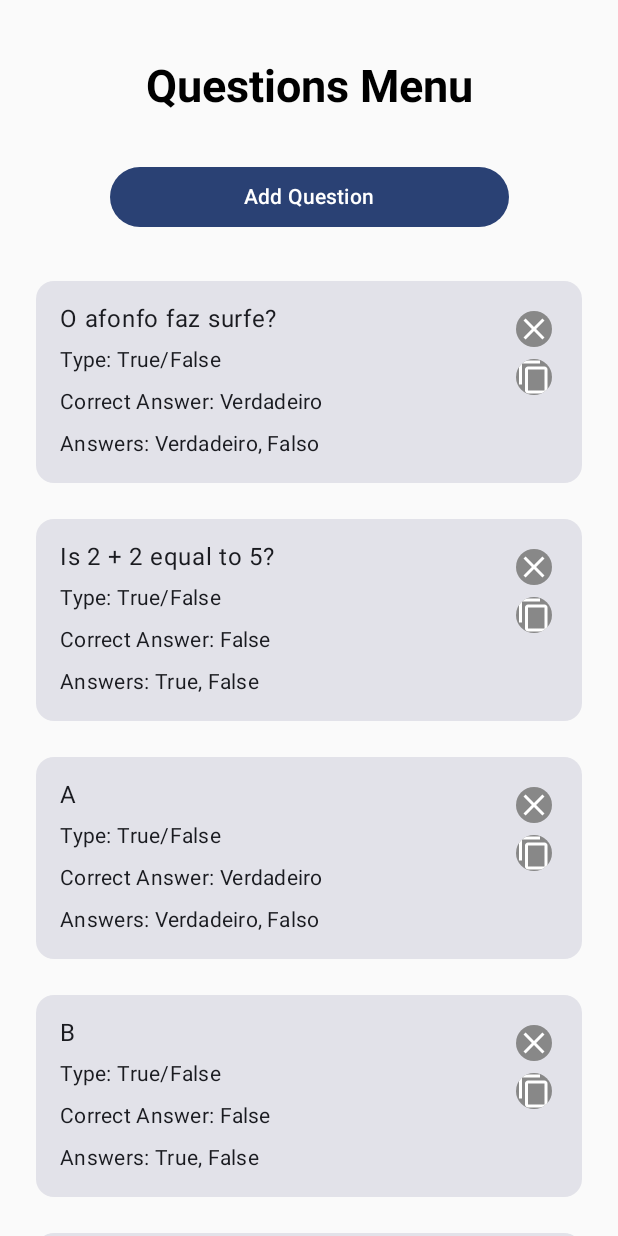
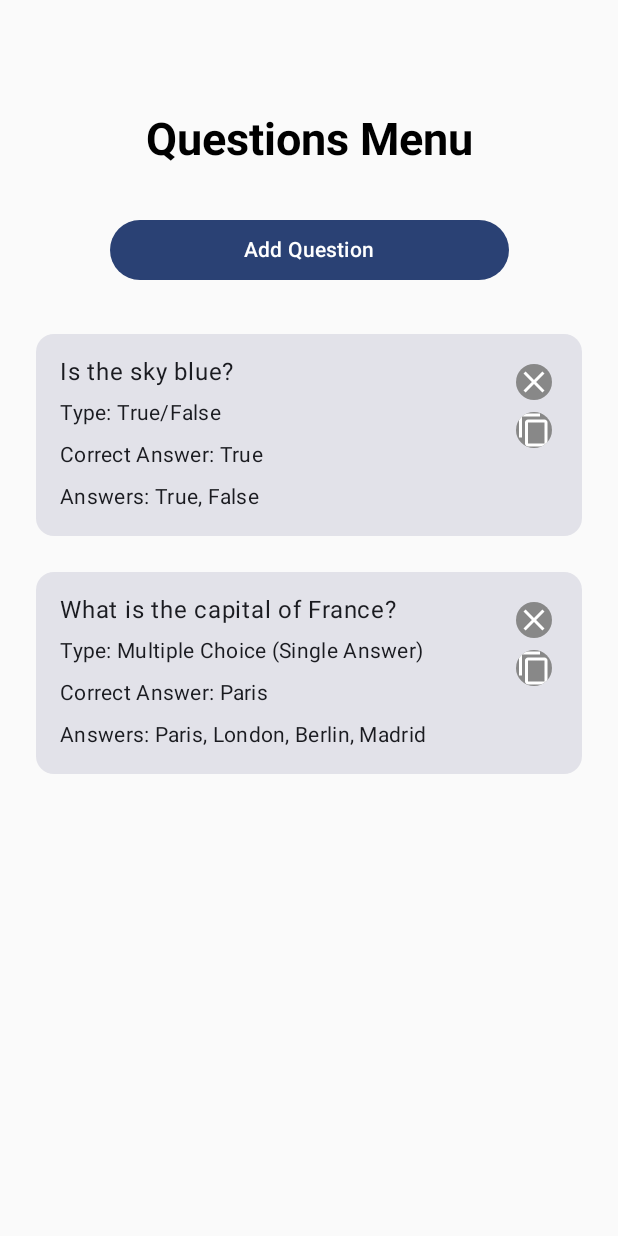
Before and after one commit to Afonso-Simoes/AMov-Quizec, an Android app built with Jetpack Compose: the QuestionsMenuScreen screen opened through its navigation route, on a phone screen of 412 x 824 dp. Run offline under Robolectric (Android 15) with nearby library versions, the phone set to English and light mode, and no system bars; our stand-ins replace Firebase (no records; nobody signed in at launch, a user with empty details on screens opened directly).

Commit message:
wip: perguntas

```diff
--- a/app/src/main/java/pt/isec/amov/quizectpamov/ui/components/Association.kt
+++ b/app/src/main/java/pt/isec/amov/quizectpamov/ui/components/Association.kt
@@ -16,7 +16,7 @@ import androidx.compose.ui.Alignment
 import androidx.compose.ui.Modifier
 import androidx.compose.ui.res.stringResource
 import androidx.compose.ui.unit.dp
-import coil.compose.rememberImagePainter
+import coil.compose.rememberAsyncImagePainter
 import pt.isec.amov.quizectpamov.R
 import pt.isec.amov.quizectpamov.ui.screens.QuestionTextField
 
@@ -27,7 +27,7 @@ fun Association(
     onDismiss: () -> Unit,
     onSave: (String, List<Pair<String?, String>>) -> Unit
 ) {
-    var numberOfPairs by remember { mutableStateOf(2) }
+    var numberOfPairs by remember { mutableIntStateOf(2) }
     var pairs by remember { mutableStateOf(
         List(numberOfPairs) { Triple(true, null as String?, "") }
     ) }
@@ -143,7 +143,7 @@ fun Association(
                             if (leftValue != null) {
                                 Spacer(modifier = Modifier.height(8.dp))
                                 Image(
-                                    painter = rememberImagePainter(leftValue),
+                                    painter = rememberAsyncImagePainter(leftValue),
                                     contentDescription = null,
                                     modifier = Modifier
                                         .size(100.dp)
--- a/app/src/main/java/pt/isec/amov/quizectpamov/ui/screens/QuestionsMenuScreen.kt
+++ b/app/src/main/java/pt/isec/amov/quizectpamov/ui/screens/QuestionsMenuScreen.kt
@@ -36,12 +36,15 @@ fun QuestionsMenuScreen(navController: NavHostController, userViewModel: UserVie
     val questionViewModel: QuestionViewModel = viewModel()
     val context = LocalContext.current
 
-    val trueFalseQuestions = questionViewModel.getTrueFalseQuestions()
+    val Questions = questionViewModel.getExampleQuestions()
 
     Column(
         modifier = Modifier
             .fillMaxSize()
-            .padding(horizontal = if (LocalConfiguration.current.orientation == Configuration.ORIENTATION_LANDSCAPE) 100.dp else 16.dp),
+            .padding(
+                horizontal = if (LocalConfiguration.current.orientation == Configuration.ORIENTATION_LANDSCAPE) 100.dp else 16.dp,
+                vertical = 35.dp
+            ),
         horizontalAlignment = Alignment.CenterHorizontally
     ) {
         Text(
@@ -78,7 +81,7 @@ fun QuestionsMenuScreen(navController: NavHostController, userViewModel: UserVie
                 .fillMaxSize(),
             verticalArrangement = Arrangement.spacedBy(8.dp)
         ) {
-            items(trueFalseQuestions) { question ->
+            items(Questions) { question ->
                 Card(
                     modifier = Modifier
                         .padding(8.dp)
--- a/app/src/main/java/pt/isec/amov/quizectpamov/ui/screens/QuizzesMenuScreen.kt
+++ b/app/src/main/java/pt/isec/amov/quizectpamov/ui/screens/QuizzesMenuScreen.kt
@@ -59,7 +59,7 @@ fun QuizzesMenuScreen(navController: NavHostController, userViewModel: UserViewM
     var isClicked by remember { mutableStateOf(false) }
 
     val questionViewModel: QuestionViewModel = viewModel()
-    val trueFalseQuestions = questionViewModel.getTrueFalseQuestions()
+    val trueFalseQuestions = questionViewModel.getExampleQuestions()
 
     Column(
         modifier = Modifier
--- a/app/src/main/java/pt/isec/amov/quizectpamov/utils/enums/QuestionType.kt
+++ b/app/src/main/java/pt/isec/amov/quizectpamov/utils/enums/QuestionType.kt
@@ -4,11 +4,26 @@ import android.content.Context
 import pt.isec.amov.quizectpamov.R
 
 enum class QuestionType {
-    TRUE_FALSE;
+    TRUE_FALSE,
+    SINGLE_CHOICE,
+    MULTIPLE_CHOICE,
+    MATCHING,
+    ORDERING,
+    FILL_IN_THE_BLANK,
+    ASSOCIATION,
+    WORD_BASED;
 
     fun getLocalizedName(context: Context): String {
         return when (this) {
             TRUE_FALSE -> context.getString(R.string.true_false)
+            SINGLE_CHOICE -> context.getString(R.string.multiple_choice_single_answer)
+            MULTIPLE_CHOICE -> context.getString(R.string.multiple_choice_multiple_answers)
+            MATCHING -> context.getString(R.string.matching)
+            ORDERING -> context.getString(R.string.ordering)
+            FILL_IN_THE_BLANK -> context.getString(R.string.fill_in_the_blank)
+            ASSOCIATION -> context.getString(R.string.association)
+            WORD_BASED -> context.getString(R.string.word_based_response)
         }
     }
+
 }
--- a/app/src/main/java/pt/isec/amov/quizectpamov/viewmodel/QuestionViewModel.kt
+++ b/app/src/main/java/pt/isec/amov/quizectpamov/viewmodel/QuestionViewModel.kt
@@ -90,51 +90,72 @@ class QuestionViewModel : ViewModel() {
     }
 
 
-    fun getTrueFalseQuestions(): List<Question> {
+    fun getExampleQuestions(): List<Question> {
         return listOf(
+            // P01 - Perguntas de Sim/Não, Verdadeiro/Falso
             Question(
                 id = "1",
-                questionText = "O afonfo faz surfe?",
+                questionText = "Is the sky blue?",
                 questionType = QuestionType.TRUE_FALSE,
-                options = listOf("Verdadeiro", "Falso"),
-                correctAnswer = listOf("Verdadeiro")
+                options = listOf("True", "False"),
+                correctAnswer = listOf("True")
             ),
+            //P02 - Perguntas de escolha múltipla com apenas uma resposta certa
             Question(
                 id = "2",
-                questionText = "Is 2 + 2 equal to 5?",
-                questionType = QuestionType.TRUE_FALSE,
-                options = listOf("True", "False"),
-                correctAnswer = listOf("False")
+                questionText = "What is the capital of France?",
+                questionType = QuestionType.SINGLE_CHOICE,
+                options = listOf("Paris", "London", "Berlin", "Madrid"),
+                correctAnswer = listOf("Paris")
             ),
-            Question(
-                id = "3",
-                questionText = "A",
-                questionType = QuestionType.TRUE_FALSE,
-                options = listOf("Verdadeiro", "Falso"),
-                correctAnswer = listOf("Verdadeiro")
-            ),
-            Question(
-                id = "4",
-                questionText = "B",
-                questionType = QuestionType.TRUE_FALSE,
-                options = listOf("True", "False"),
-                correctAnswer = listOf("False")
-            ),
-            Question(
-                id = "5",
-                questionText = "C",
-                questionType = QuestionType.TRUE_FALSE,
-                options = listOf("Verdadeiro", "Falso"),
-                correctAnswer = listOf("Verdadeiro")
-            ),
-            Question(
-                id = "6",
-                questionText = "C",
-                questionType = QuestionType.TRUE_FALSE,
-                options = listOf("True", "False"),
-                correctAnswer = listOf("False")
-            )
-
+//            // P03 - Perguntas de escolha múltipla com mais de uma resposta correta
+//            Question(
+//                id = "3",
+//                questionText = "Which of the following are programming languages?",
+//                questionType = QuestionType.MULTIPLE_CHOICE,
+//                options = listOf("Kotlin", "Python", "HTML", "CSS"),
+//                correctAnswer = listOf("Kotlin", "Python")
+//            ),
+//            // P04 - Perguntas de correspondência
+//            Question(
+//                id = "4",
+//                questionText = "Match the countries with their capitals.",
+//                questionType = QuestionType.MATCHING,
+//                options = listOf("France - Paris", "Germany - Berlin", "Spain - Madrid", "Italy - Rome"),
+//                correctAnswer = listOf("France - Paris", "Germany - Berlin", "Spain - Madrid", "Italy - Rome")
+//            ),
+//            // P05 - Perguntas de ordenação
+//            Question(
+//                id = "5",
+//                questionText = "Order the planets from closest to farthest from the sun.",
+//                questionType = QuestionType.ORDERING,
+//                options = listOf("Mercury", "Venus", "Earth", "Mars"),
+//                correctAnswer = listOf("Mercury", "Venus", "Earth", "Mars")
+//            ),
+//            // P06 - Perguntas de preenchimento de espaços em branco
+//            Question(
+//                id = "6",
+//                questionText = "The capital of Japan is ____.",
+//                questionType = QuestionType.FILL_IN_THE_BLANK,
+//                options = listOf("Tokyo"),
+//                correctAnswer = listOf("Tokyo")
+//            ),
+//            // P07 - Perguntas de associação
+//            Question(
+//                id = "7",
+//                questionText = "Match the animal to its habitat.",
+//                questionType = QuestionType.ASSOCIATION,
+//                options = listOf("Lion - Savanna", "Penguin - Antarctica", "Kangaroo - Australia"),
+//                correctAnswer = listOf("Lion - Savanna", "Penguin - Antarctica", "Kangaroo - Australia")
+//            ),
+//            // P08 - Perguntas com resposta baseada na indicação de palavras
+//            Question(
+//                id = "8",
+//                questionText = "List the primary colors.",
+//                questionType = QuestionType.WORD_BASED,
+//                options = listOf("__ , __ , __ "),
+//                correctAnswer = listOf("Red , Blue , Yellow")
+//            )
         )
     }
 
```
Also changed, not shown: app/src/main/java/pt/isec/amov/quizectpamov/ui/screens/AppNavigation.kt (+34 -1 lines), app/src/main/java/pt/isec/amov/quizectpamov/ui/screens/MultipleChoiceScreen.kt (added, +69 -0 lines), app/src/main/java/pt/isec/amov/quizectpamov/ui/screens/SingleChoiceScreen.kt (added, +69 -0 lines), app/src/main/java/pt/isec/amov/quizectpamov/ui/screens/StartQuizScreen.kt (+61 -5 lines), app/src/main/java/pt/isec/amov/quizectpamov/ui/screens/TrueFalseScreen.kt (added, +106 -0 lines).
